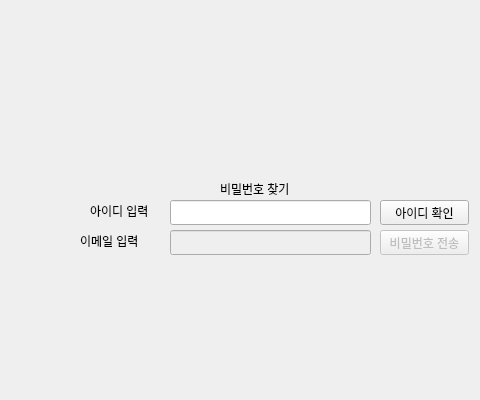
Eduappproject/education_application, file student_untitled.ui: the form before one commit; both pictures show x 0 to 480 and y 0 to 400 of the 886 by 684 pixel window.
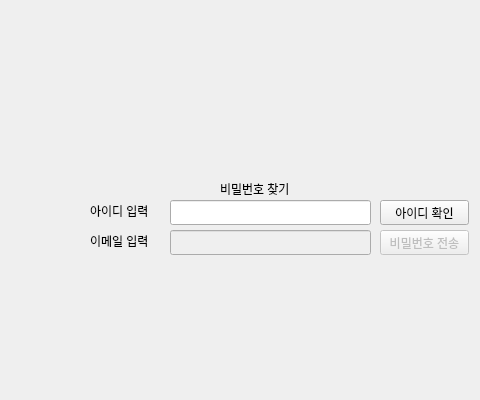
The form after the commit.

Commit message: ID,PW 찾기 구현됨

The edit to the form file:
```diff
--- a/student_untitled.ui
+++ b/student_untitled.ui
@@ -435,7 +435,7 @@
     <widget class="QLabel" name="label_16">
      <property name="geometry">
       <rect>
-       <x>70</x>
+       <x>80</x>
        <y>220</y>
        <width>81</width>
        <height>21</height>
```
The commit also changes 1 other file.
